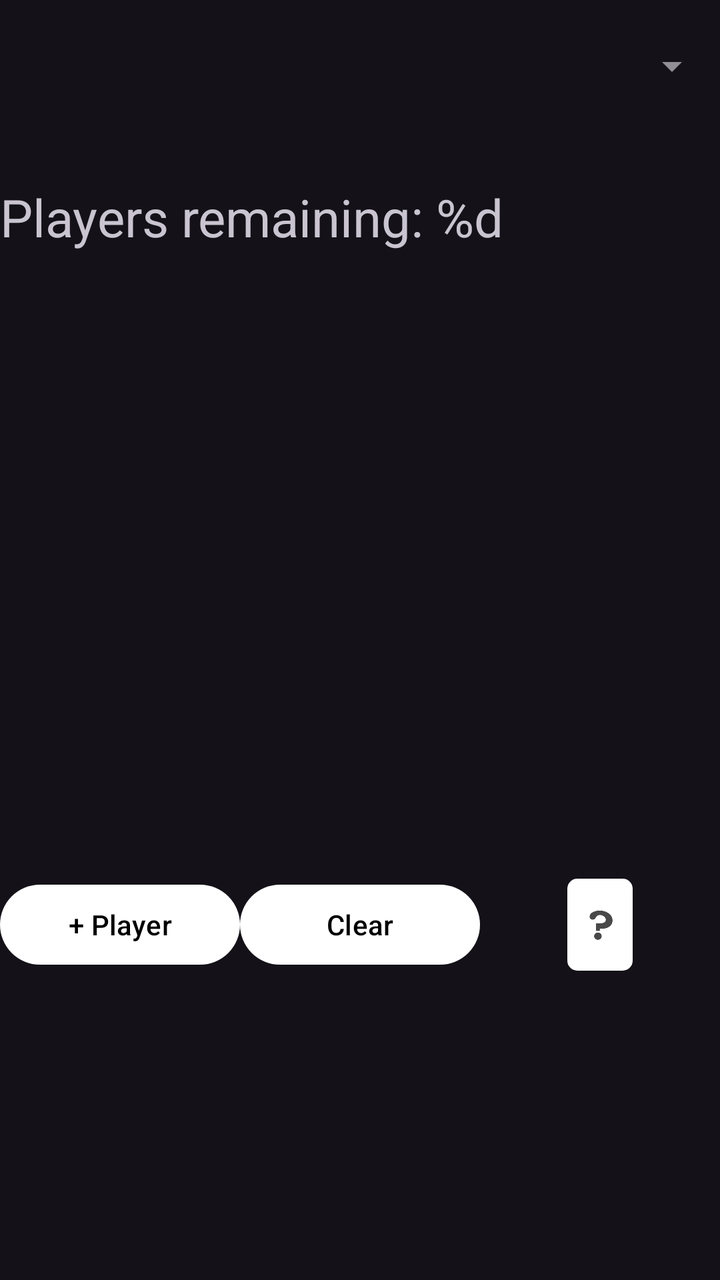
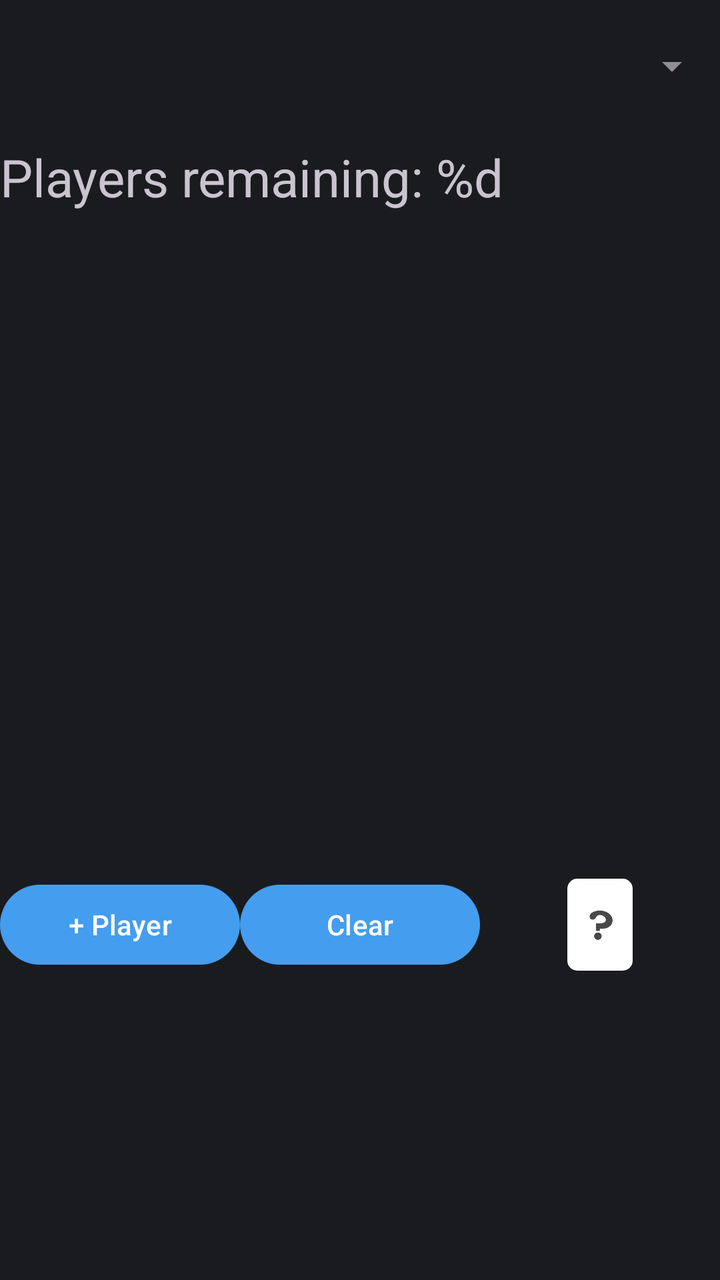

Screens rendered from an Android XML layout before and after an edit, with the pre-edit source and the edit as a unified diff.
<!-- AndroidManifest.xml: application theme Theme.CJPokerOddsCalculator -->
<!-- res/layout/fragment_equity_calculator.xml -->
<?xml version="1.0" encoding="utf-8"?>
<androidx.constraintlayout.widget.ConstraintLayout
    xmlns:android="http://schemas.android.com/apk/res/android"
    xmlns:app="http://schemas.android.com/apk/res-auto"
    android:id="@+id/main_ui"
    android:layout_width="match_parent"
    android:layout_height="match_parent"
    android:keepScreenOn="true">

    <View
        android:id="@+id/hide_card_selector_area"
        android:layout_width="match_parent"
        android:layout_height="0dp"
        app:layout_constraintTop_toTopOf="parent"
        app:layout_constraintBottom_toTopOf="@id/input_cards" />

    <com.google.android.material.textfield.TextInputLayout
        android:id="@+id/calculator_selector_layout"
        style="@style/Widget.MaterialComponents.TextInputLayout.OutlinedBox.ExposedDropdownMenu"
        android:layout_width="match_parent"
        android:layout_height="wrap_content"
        app:boxStrokeWidth="0dp"
        app:boxStrokeWidthFocused="0dp"
        app:endIconTint="#928E95"
        app:layout_constraintTop_toTopOf="parent"
        app:layout_constraintLeft_toLeftOf="parent"
        app:layout_constraintRight_toRightOf="parent">

        <com.google.android.material.textfield.MaterialAutoCompleteTextView
            android:id="@+id/calculator_selector"
            android:layout_width="match_parent"
            android:layout_height="wrap_content"
            android:inputType="none" />

    </com.google.android.material.textfield.TextInputLayout>

    <androidx.constraintlayout.widget.Guideline
        android:id="@+id/guideline_1"
        android:layout_width="wrap_content"
        android:layout_height="wrap_content"
        android:orientation="vertical"
        app:layout_constraintGuide_percent="0.6" />

    <androidx.constraintlayout.widget.Guideline
        android:id="@+id/guideline_2"
        android:layout_width="wrap_content"
        android:layout_height="wrap_content"
        android:orientation="vertical"
        app:layout_constraintGuide_percent="0.8" />

    <Space
        android:id="@+id/space_above_board"
        android:layout_width="match_parent"
        android:layout_height="20dp"
        app:layout_constraintLeft_toLeftOf="parent"
        app:layout_constraintRight_toRightOf="parent"
        app:layout_constraintTop_toBottomOf="@id/calculator_selector_layout"
        app:layout_constraintBottom_toTopOf="@id/flop1" />

    <com.google.android.material.imageview.ShapeableImageView
        android:id="@+id/flop1"
        style="@style/SelectCardButton"
        android:contentDescription="@string/flop1"
        app:layout_constraintLeft_toLeftOf="parent"
        app:layout_constraintRight_toLeftOf="@id/flop2"
        app:layout_constraintTop_toBottomOf="@id/space_above_board" />

    <com.google.android.material.imageview.ShapeableImageView
        android:id="@+id/flop2"
        style="@style/SelectCardButton"
        android:contentDescription="@string/flop2"
        app:layout_constraintLeft_toRightOf="@id/flop1"
        app:layout_constraintRight_toLeftOf="@id/flop3"
        app:layout_constraintTop_toBottomOf="@id/space_above_board" />

    <com.google.android.material.imageview.ShapeableImageView
        android:id="@+id/flop3"
        style="@style/SelectCardButton"
        android:contentDescription="@string/flop3"
        app:layout_constraintLeft_toRightOf="@id/flop2"
        app:layout_constraintRight_toLeftOf="@id/guideline_1"
        app:layout_constraintTop_toBottomOf="@id/space_above_board" />


    <com.google.android.material.imageview.ShapeableImageView
        android:id="@+id/turn"
        style="@style/SelectCardButton"
        android:contentDescription="@string/card_turn"
        app:layout_constraintLeft_toRightOf="@id/guideline_1"
        app:layout_constraintRight_toLeftOf="@id/guideline_2"
        app:layout_constraintTop_toBottomOf="@id/space_above_board" />

    <com.google.android.material.imageview.ShapeableImageView
        android:id="@+id/river"
        style="@style/SelectCardButton"
        android:contentDescription="@string/card_river"
        app:layout_constraintLeft_toRightOf="@id/guideline_2"
        app:layout_constraintRight_toRightOf="parent"
        app:layout_constraintTop_toBottomOf="@id/space_above_board" />

    <TextView
        android:id="@+id/playersremaining"
        android:layout_width="wrap_content"
        android:layout_height="wrap_content"
        android:text="@string/players_remaining"
        android:textSize="26sp"
        app:layout_constraintLeft_toLeftOf="parent"
        app:layout_constraintTop_toBottomOf="@id/flop1"
        app:layout_constraintBottom_toTopOf="@id/player_list" />

    <androidx.recyclerview.widget.RecyclerView
        android:id="@+id/player_list"
        android:layout_width="match_parent"
        android:layout_height="0dp"
        app:layout_constraintTop_toBottomOf="@id/playersremaining"
        app:layout_constraintBottom_toTopOf="@id/res_desc" />

    <TextView
        android:id="@+id/res_desc"
        android:layout_width="match_parent"
        android:layout_height="wrap_content"
        android:gravity="center"
        android:textSize="11sp"
        app:layout_constraintTop_toBottomOf="@id/player_list"
        app:layout_constraintBottom_toTopOf="@id/addplayer" />

    <com.google.android.material.button.MaterialButton
        android:id="@+id/addplayer"
        android:layout_width="0dp"
        android:layout_height="wrap_content"
        android:gravity="center_vertical|center_horizontal"
        android:maxLines="1"
        android:text="@string/add_player"
        app:layout_constraintLeft_toLeftOf="parent"
        app:layout_constraintRight_toLeftOf="@id/clear"
        app:layout_constraintTop_toBottomOf="@id/res_desc"
        app:layout_constraintBottom_toTopOf="@id/input_cards" />

    <com.google.android.material.button.MaterialButton
        android:id="@+id/clear"
        android:layout_width="0dp"
        android:layout_height="wrap_content"
        android:gravity="center_vertical|center_horizontal"
        android:text="@string/clear"
        app:layout_constraintLeft_toRightOf="@id/addplayer"
        app:layout_constraintRight_toLeftOf="@id/button_unknown_spacer"
        app:layout_constraintTop_toBottomOf="@id/res_desc"
        app:layout_constraintBottom_toTopOf="@id/input_cards" />

    <Space
        android:id="@+id/button_unknown_spacer"
        android:layout_width="0dp"
        android:layout_height="0dp"
        app:layout_constraintLeft_toRightOf="@id/clear"
        app:layout_constraintRight_toRightOf="parent"
        app:layout_constraintTop_toBottomOf="@id/res_desc"
        app:layout_constraintBottom_toTopOf="@id/input_cards" />

    <com.google.android.material.imageview.ShapeableImageView
        android:id="@+id/button_unknown"
        android:layout_width="wrap_content"
        android:layout_height="0dp"
        android:src="@drawable/unknown_button"
        android:scaleType="fitCenter"
        android:padding="1dp"
        android:adjustViewBounds="true"
        app:shapeAppearanceOverlay="@style/RoundedImage"
        app:layout_constraintLeft_toRightOf="@id/clear"
        app:layout_constraintRight_toRightOf="parent"
        app:layout_constraintTop_toBottomOf="@id/res_desc"
        app:layout_constraintBottom_toTopOf="@id/input_cards"
        android:contentDescription="@string/unknown" />

    <androidx.constraintlayout.widget.Group
        android:layout_width="wrap_content"
        android:layout_height="wrap_content"
        app:constraint_referenced_ids="button_unknown_spacer,button_unknown"
        android:id="@+id/button_unknown_group" />

    <androidx.constraintlayout.widget.ConstraintLayout
        android:id="@+id/input_cards"
        android:layout_width="match_parent"
        android:layout_height="0dp"
        app:layout_constraintTop_toBottomOf="@id/addplayer"
        app:layout_constraintBottom_toBottomOf="parent"
        app:layout_constraintHeight_percent="0.24" >

    </androidx.constraintlayout.widget.ConstraintLayout>

</androidx.constraintlayout.widget.ConstraintLayout>
<!-- resources referenced by this layout -->
<resources>
  <!-- drawable unknown_button: png bitmap (drawable-nodpi, 1598 bytes) -->
  <string name="add_player">+ Player</string>
  <string name="card_river">CardRiver</string>
  <string name="card_turn">CardTurn</string>
  <string name="clear">Clear</string>
  <string name="flop1">Flop1</string>
  <string name="flop2">Flop2</string>
  <string name="flop3">Flop3</string>
  <string name="players_remaining">Players remaining: %d</string>
  <string name="unknown">Unknown</string>
  <style name="RoundedImage">
          <item name="cornerFamily">rounded</item>
          <item name="cornerSize">5dp</item>
      </style>
  <style name="SelectCardButton" parent="Widget.MaterialComponents.ShapeableImageView">
          <item name="android:layout_width">wrap_content</item>
          <item name="android:layout_height">wrap_content</item>
          <item name="android:scaleType">fitCenter</item>
          <item name="android:adjustViewBounds">true</item>
          <item name="android:padding">5dp</item>
          <item name="strokeColor">@color/card_selected</item>
          <item name="shapeAppearanceOverlay">@style/RoundedImage</item>
      </style>
  <style name="Theme.CJPokerOddsCalculator" parent="Base.Theme.CJPokerOddsCalculator" />
  <color name="card_selected">#FFA500</color>
  <style name="Base.Theme.CJPokerOddsCalculator" parent="Theme.Material3.Dark.NoActionBar">
          <item name="colorPrimary">#FFFFFF</item>
          <item name="colorOnPrimary">#000000</item>
      </style>
</resources>

<!-- the commit's change to res/layout/fragment_equity_calculator.xml (unified diff, before → after) -->
@@ -22,6 +22,7 @@
         app:boxStrokeWidth="0dp"
         app:boxStrokeWidthFocused="0dp"
         app:endIconTint="#928E95"
+        app:boxBackgroundColor="#1A1B1E"
         app:layout_constraintTop_toTopOf="parent"
         app:layout_constraintLeft_toLeftOf="parent"
         app:layout_constraintRight_toRightOf="parent">
@@ -48,22 +49,13 @@
         android:orientation="vertical"
         app:layout_constraintGuide_percent="0.8" />
 
-    <Space
-        android:id="@+id/space_above_board"
-        android:layout_width="match_parent"
-        android:layout_height="20dp"
-        app:layout_constraintLeft_toLeftOf="parent"
-        app:layout_constraintRight_toRightOf="parent"
-        app:layout_constraintTop_toBottomOf="@id/calculator_selector_layout"
-        app:layout_constraintBottom_toTopOf="@id/flop1" />
-
     <com.google.android.material.imageview.ShapeableImageView
         android:id="@+id/flop1"
         style="@style/SelectCardButton"
         android:contentDescription="@string/flop1"
         app:layout_constraintLeft_toLeftOf="parent"
         app:layout_constraintRight_toLeftOf="@id/flop2"
-        app:layout_constraintTop_toBottomOf="@id/space_above_board" />
+        app:layout_constraintTop_toBottomOf="@id/calculator_selector_layout" />
 
     <com.google.android.material.imageview.ShapeableImageView
         android:id="@+id/flop2"
@@ -71,7 +63,7 @@
         android:contentDescription="@string/flop2"
         app:layout_constraintLeft_toRightOf="@id/flop1"
         app:layout_constraintRight_toLeftOf="@id/flop3"
-        app:layout_constraintTop_toBottomOf="@id/space_above_board" />
+        app:layout_constraintTop_toBottomOf="@id/calculator_selector_layout" />
 
     <com.google.android.material.imageview.ShapeableImageView
         android:id="@+id/flop3"
@@ -79,7 +71,7 @@
         android:contentDescription="@string/flop3"
         app:layout_constraintLeft_toRightOf="@id/flop2"
         app:layout_constraintRight_toLeftOf="@id/guideline_1"
-        app:layout_constraintTop_toBottomOf="@id/space_above_board" />
+        app:layout_constraintTop_toBottomOf="@id/calculator_selector_layout" />
 
 
     <com.google.android.material.imageview.ShapeableImageView
@@ -88,7 +80,7 @@
         android:contentDescription="@string/card_turn"
         app:layout_constraintLeft_toRightOf="@id/guideline_1"
         app:layout_constraintRight_toLeftOf="@id/guideline_2"
-        app:layout_constraintTop_toBottomOf="@id/space_above_board" />
+        app:layout_constraintTop_toBottomOf="@id/calculator_selector_layout" />
 
     <com.google.android.material.imageview.ShapeableImageView
         android:id="@+id/river"
@@ -96,7 +88,7 @@
         android:contentDescription="@string/card_river"
         app:layout_constraintLeft_toRightOf="@id/guideline_2"
         app:layout_constraintRight_toRightOf="parent"
-        app:layout_constraintTop_toBottomOf="@id/space_above_board" />
+        app:layout_constraintTop_toBottomOf="@id/calculator_selector_layout" />
 
     <TextView
         android:id="@+id/playersremaining"
<!-- resource entries referenced after the edit -->
@@ -26,8 +26,9 @@
   <style name="Theme.CJPokerOddsCalculator" parent="Base.Theme.CJPokerOddsCalculator" />
   <color name="card_selected">#FFA500</color>
   <style name="Base.Theme.CJPokerOddsCalculator" parent="Theme.Material3.Dark.NoActionBar">
-          <item name="colorPrimary">#FFFFFF</item>
-          <item name="colorOnPrimary">#000000</item>
+          <item name="colorPrimary">#449DEF</item>
+          <item name="colorOnPrimary">#FFFFFF</item>
+          <item name="android:colorBackground">#1A1B1E</item>
       </style>
 </resources>
 
